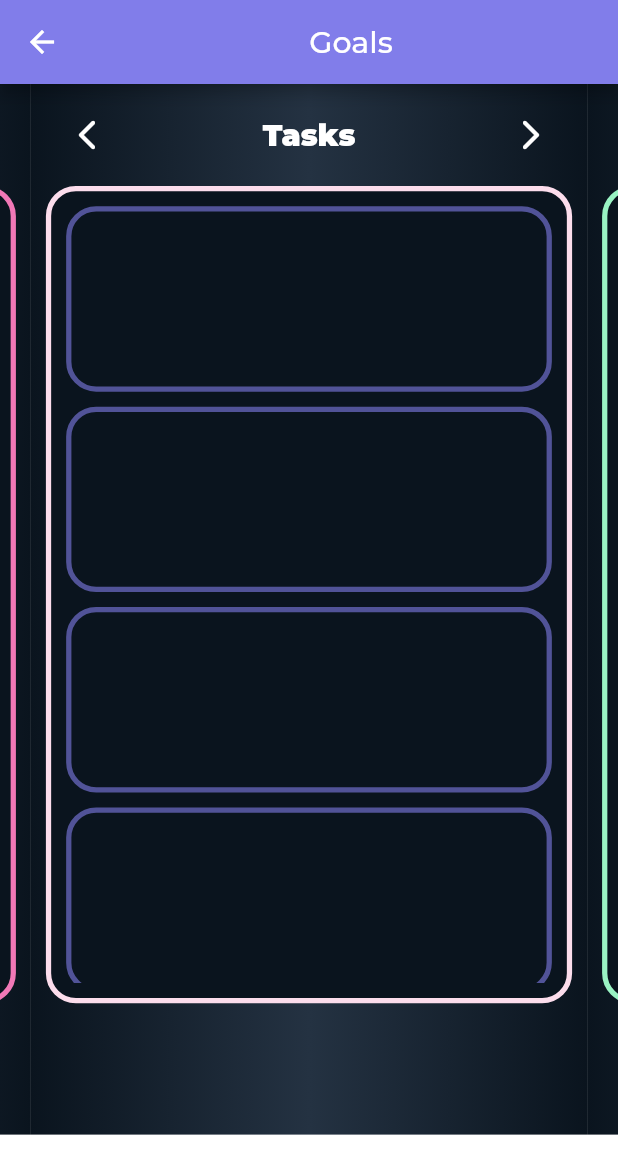
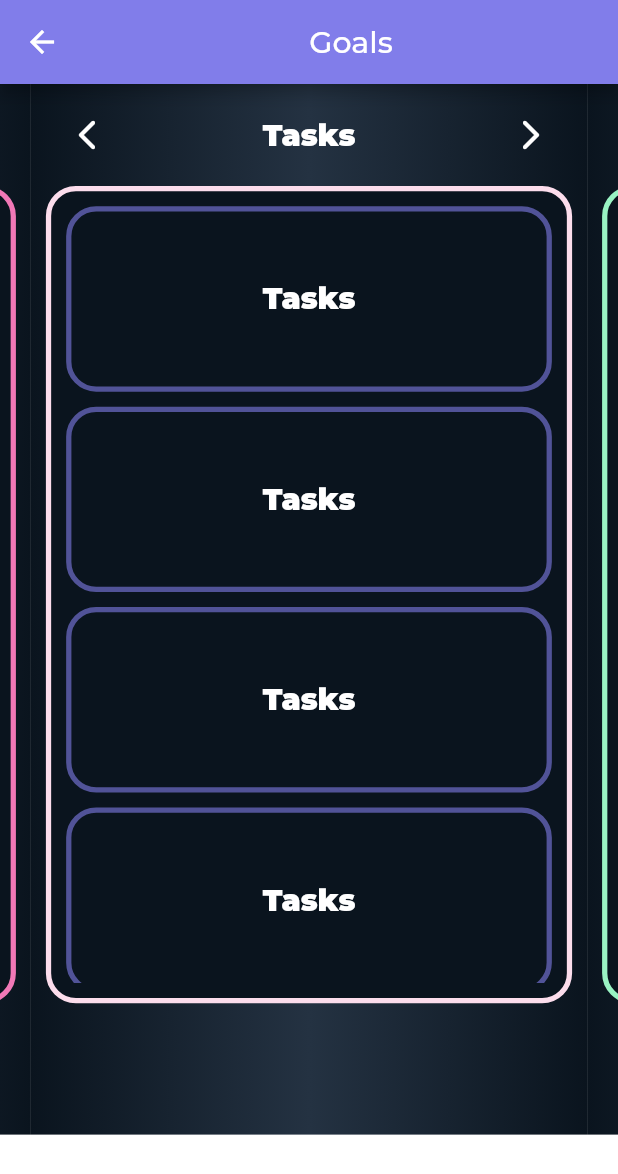
Before and after one commit to AxyleneOmega/sigma-app, a Flutter app: the GoalsPage screen opened directly, on a phone screen of 412 x 824 dp. Shown: the top 1174 px of the screen. Run offline on Flutter 3.47's test engine with Material 2 defaults, Android fonts, the phone set to English and light mode, and no system bars; drawn by our look-alikes of carousel_slider; missing offline and left inert: flutter_clean_calendar; project files that could hold a hidden picture were left out.

Commit message:
Began auth & player settings, fixed goal scroll

```diff
--- a/sigma_v1/lib/widget/tabbar_material_widget.dart
+++ b/sigma_v1/lib/navbar/tabbar_material_widget.dart
@@ -25,7 +25,7 @@ class _TabBarMaterialWidgetState extends State<TabBarMaterialWidget> {
 
     return Container(
       decoration: BoxDecoration(
-        color: Colors.white,
+        color: const Color.fromRGBO(36, 50, 66, 0),
         boxShadow: [
           BoxShadow(
             color: MaterialColor(0x243242, sigmaNight).withOpacity(0.5),
--- a/sigma_v1/lib/pages/goalsSubPages/tasks_page.dart
+++ b/sigma_v1/lib/pages/goalsSubPages/tasks_page.dart
@@ -1,5 +1,4 @@
 import 'package:flutter/material.dart';
-import 'package:sigma_v1/pages/player_page.dart';
 
 class TaskPage extends StatefulWidget {
   const TaskPage({Key? key, this.index = 0, this.child}) : super(key: key);
@@ -79,15 +78,41 @@ class _TaskPage extends State<TaskPage> {
                     width: 3.5,
                   ),
                 ),
-                child: const RawScrollbar(
+                child: RawScrollbar(
                   crossAxisMargin: -5,
-                  thumbColor: Color.fromRGBO(129, 125, 234, 1),
+                  thumbColor: const Color.fromRGBO(129, 125, 234, 1),
                   thickness: 6,
-                  radius: Radius.circular(10),
+                  radius: const Radius.circular(10),
                   minThumbLength: 10.0,
                   child: CustomScrollView(
+                    scrollDirection: Axis.vertical,
                     slivers: <Widget>[
-                      TaskList(),
+                      const TaskList(),
+                      SliverFillRemaining(
+                        hasScrollBody: false,
+                        child: Container(
+                          margin: const EdgeInsets.fromLTRB(8, 8, 8, 8),
+                          height:
+                              MediaQuery.of(context).size.height * 1.5 * 0.1,
+                          decoration: const BoxDecoration(
+                              gradient: LinearGradient(
+                            begin: Alignment.centerLeft,
+                            end: Alignment.centerRight,
+                            colors: [
+                              Color.fromRGBO(10, 20, 30, 1),
+                              Color.fromRGBO(10, 20, 30, 1)
+                            ],
+                          )),
+                          child: const Padding(
+                            padding: EdgeInsets.fromLTRB(8, 0, 8, 100),
+                            child: Icon(
+                              Icons.sentiment_very_satisfied,
+                              size: 90,
+                              color: Colors.white,
+                            ),
+                          ),
+                        ),
+                      ),
                     ],
                   ),
                 ),
@@ -106,12 +131,15 @@ Map<int, Task> _taskMap = {
   1: const Task(),
   2: const Task(),
   3: const Task(),
+  4: const Task(),
+  5: const Task(),
+  6: const Task(),
 };
 
 class Server {
   static List<Task> getTaskList() => _taskMap.values.toList();
   static Task getTaskByIndex(int id) {
-    assert(id >= 0 && id <= 3);
+    assert(id >= 0 && id <= 7);
     return _taskMap[id]!;
   }
 }
@@ -126,7 +154,7 @@ class TaskList extends StatelessWidget {
         final Task task = Server.getTaskByIndex(index);
         return task;
       },
-      childCount: 4,
+      childCount: Server.getTaskList().length,
     ));
   }
 }
@@ -153,6 +181,15 @@ class _Task extends State<Task> {
             width: 3.5,
           ),
         ),
-    );
+        child: const Center(
+          child: Text("Tasks",
+              textAlign: TextAlign.center,
+              style: TextStyle(
+                fontFamily: 'Montserrat',
+                fontSize: 20,
+                color: Color(0xFFFFFFFF),
+                fontWeight: FontWeight.w900,
+              )),
+        ));
   }
 }
```
Also changed, not shown: sigma_v1/lib/auth/login_page.dart (added, +24 -0 lines), sigma_v1/lib/main.dart (+4 -4 lines), sigma_v1/lib/navbar/settings_navbar_widget.dart (added, +31 -0 lines), sigma_v1/lib/pages/playerPages/player_page.dart (renamed from sigma_v1/lib/pages/player_page.dart, +65 -4 lines), sigma_v1/lib/pages/playerPages/player_settings.dart (added, +116 -0 lines). Lines whose indentation alone changed are shown as unchanged.
